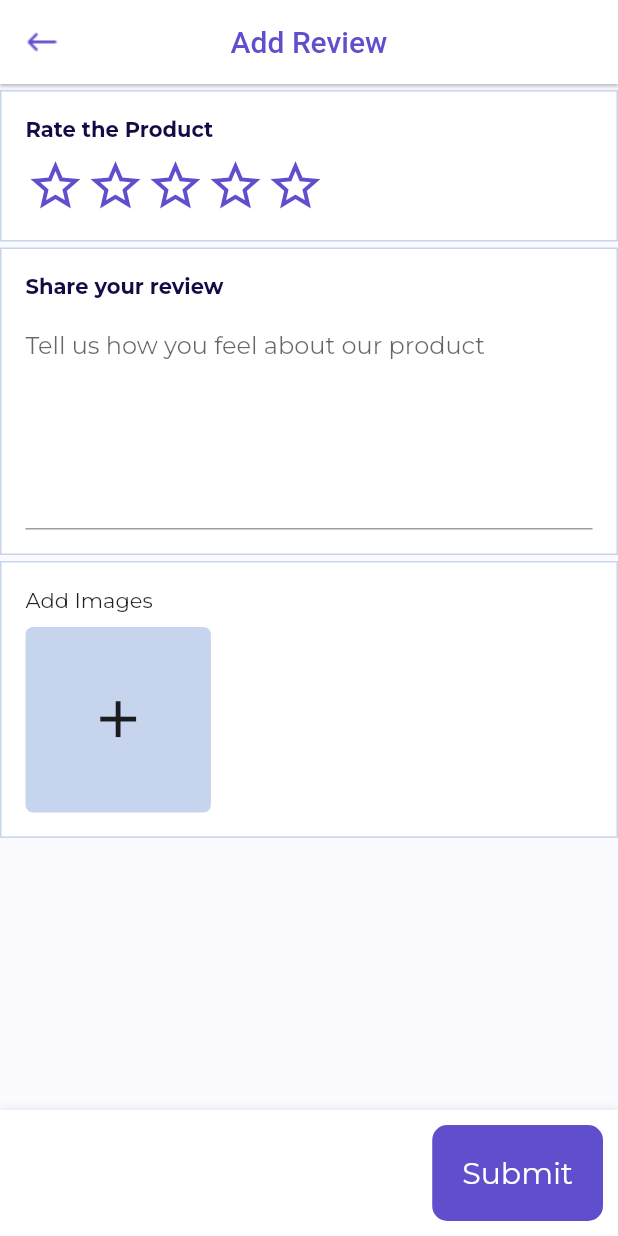
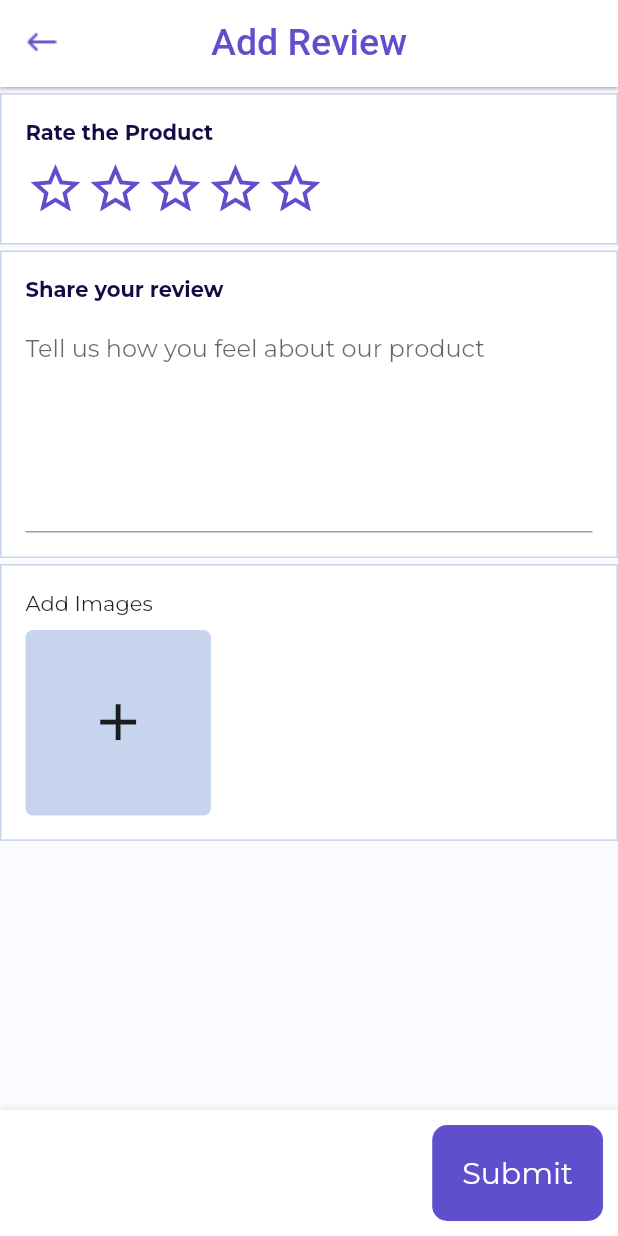
Before and after one commit to exceptions-org/fashion_customer, a Flutter app: the AddReview screen opened directly with empty values, on a phone screen of 412 x 824 dp. Run offline on Flutter 3.47's test engine with Material 2 defaults, Android fonts, the phone set to English and light mode, and no system bars; our stand-ins replace after_layout, auto_size_text, cloud_firestore, firebase_auth, firebase_core, firebase_messaging and 11 more; missing offline and left inert: file_saver, geocode; accounts and stored records are empty.

Commit message:
all done

```diff
--- a/lib/views/add_review.dart
+++ b/lib/views/add_review.dart
@@ -5,10 +5,10 @@ import 'package:collection/collection.dart';
 import 'package:fashion_customer/model/order_model.dart';
 import 'package:fashion_customer/model/review_model.dart';
 import 'package:fashion_customer/utils/constants.dart';
+import 'package:fashion_customer/views/custom_app_bar.dart';
 import 'package:firebase_storage/firebase_storage.dart';
 import 'package:flutter/cupertino.dart';
 import 'package:flutter/material.dart';
-import 'package:google_fonts/google_fonts.dart';
 import 'package:image_picker/image_picker.dart';
 import 'package:smooth_star_rating_null_safety/smooth_star_rating_null_safety.dart';
 
@@ -218,7 +218,24 @@ class _AddReviewState extends State<AddReview> {
           ],
         ),
       ),
-      appBar: AppBar(
+      appBar: PreferredSize(
+        preferredSize: Size.fromHeight(58),
+        child: CustomAppBar(
+          isCenterTitle: true,
+          title: "Add Review",
+          isleading: IconButton(
+            icon: Image.asset(
+              "Icons/Arrow.png",
+              color: KConstants.kPrimary100,
+            ),
+            onPressed: () {
+              Navigator.of(context).pop();
+            },
+          ),
+          isaction: [Icon(Icons.abc)],
+        ),
+      ),
+      /* AppBar(
         title: Text(
           'Add Review',
           style: GoogleFonts.montserratAlternates(
@@ -234,7 +251,7 @@ class _AddReviewState extends State<AddReview> {
             Navigator.of(context).pop();
           },
         ),
-      ),
+      ), */
       body: SingleChildScrollView(
         physics: BouncingScrollPhysics(),
         child: Column(
--- a/lib/views/custom_app_bar.dart
+++ b/lib/views/custom_app_bar.dart
@@ -6,7 +6,7 @@ class CustomAppBar extends StatelessWidget {
   final String title;
   final bool isCenterTitle;
   final Widget? isleading;
-  final List<Widget>?isaction;
+  final List<Widget>? isaction;
 
   CustomAppBar(
       {Key? key,
@@ -30,7 +30,8 @@ class CustomAppBar extends StatelessWidget {
       ),
       centerTitle: isCenterTitle,
       actions: [
-        isaction!.first , isaction!.last,
+        isaction!.first,
+        isaction!.last,
       ],
     );
   }
```
Also changed, not shown: lib/views/contact_details.dart (+11 -2 lines).
